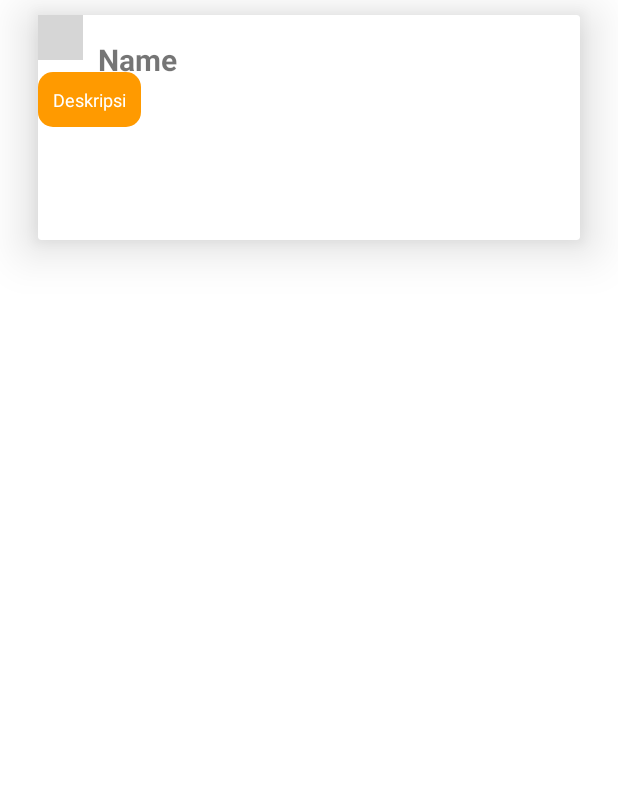
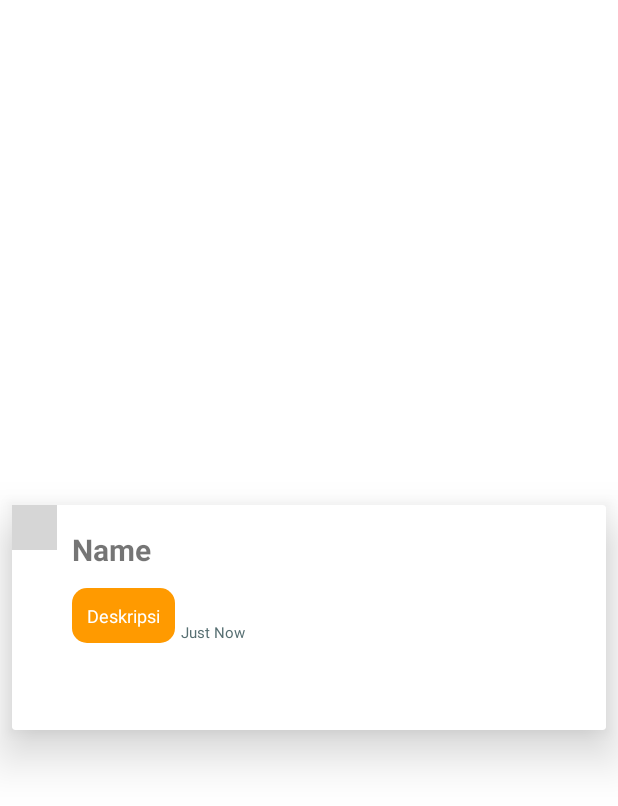
Before and after one commit to sndff/what-dish-today, an Android app: the layout review.xml on its own in the app's theme, with its tools: preview values and no code run, on a phone screen of 412 x 824 dp. Shown: the top 806 px of the screen. Run offline under Robolectric (Android 15) with nearby library versions, the phone set to English and light mode, and no system bars; grey boxes are pictures that could not be loaded.

Commit message:
benerin tampilan review

```diff
--- a/app/src/main/java/com/c22_067/whatdishtoday/data/Review.kt
+++ b/app/src/main/java/com/c22_067/whatdishtoday/data/Review.kt
@@ -1,6 +1,7 @@
 package com.c22_067.whatdishtoday.data
 
 data class Review(
+//    val id: String? = null,
     val text: String? = null,
     val name: String? = null,
     val photoUrl: String? = null,
--- a/app/src/main/java/com/c22_067/whatdishtoday/ui/detail/ReviewFragment.kt
+++ b/app/src/main/java/com/c22_067/whatdishtoday/ui/detail/ReviewFragment.kt
@@ -44,6 +44,7 @@ class ReviewFragment : Fragment() {
         binding.sendButton.setOnClickListener {
             val friendlyReview = Review(
                 binding.messageEditText.text.toString(),
+//                firebaseUser?.tenantId.toString(),
                 firebaseUser?.displayName.toString(),
                 firebaseUser?.photoUrl.toString(),
                 Date().time
--- a/app/src/main/java/com/c22_067/whatdishtoday/ui/detail/adapter/ReviewAdapter.kt
+++ b/app/src/main/java/com/c22_067/whatdishtoday/ui/detail/adapter/ReviewAdapter.kt
@@ -1,5 +1,6 @@
 package com.c22_067.whatdishtoday.ui.detail.adapter
 
+import android.text.format.DateUtils
 import android.view.LayoutInflater
 import android.view.ViewGroup
 import android.widget.TextView
@@ -29,13 +30,14 @@ class ReviewAdapter(
 
     inner class ReviewViewHolder(private val binding: ReviewBinding) : RecyclerView.ViewHolder(binding.root) {
         fun bind(item: Review) {
-            binding.tvItemName.text = item.text
+            binding.tvItemName.text = item.name
             Glide.with(itemView.context)
                 .load(item.photoUrl)
                 .circleCrop()
                 .into(binding.imgItemProfil)
-            binding.tvItemDescription.text = item.name
-            setTextColor(item.name, binding.tvItemDescription)
+            binding.tvItemDescription.text = item.text
+            setTextColor(item.text, binding.tvItemDescription)
+            binding.tvTimestamp.text = item.timestamp?.let { DateUtils.getRelativeTimeSpanString(it) }
         }
 
         private fun setTextColor(userName: String?, textView: TextView) {
--- a/app/src/main/res/layout/fragment_review.xml
+++ b/app/src/main/res/layout/fragment_review.xml
@@ -8,7 +8,7 @@
     <androidx.recyclerview.widget.RecyclerView
         android:id="@+id/rv_resep"
         android:layout_width="match_parent"
-        android:layout_height="match_parent"
+        android:layout_height="665dp"
         android:transitionName="data"
         tools:listitem="@layout/review" />
 
--- a/app/src/main/res/layout/review.xml
+++ b/app/src/main/res/layout/review.xml
@@ -4,10 +4,11 @@
     xmlns:tools="http://schemas.android.com/tools"
     android:layout_width="match_parent"
     android:layout_height="150dp"
-    android:layout_marginStart="25dp"
-    android:layout_marginTop="10dp"
-    android:layout_marginEnd="25dp"
-    android:layout_marginBottom="10dp"
+    android:layout_gravity="center"
+    android:layout_marginLeft="8dp"
+    android:layout_marginTop="4dp"
+    android:layout_marginRight="8dp"
+    android:layout_marginBottom="4dp"
     app:cardElevation="20dp">
 
     <androidx.constraintlayout.widget.ConstraintLayout
@@ -42,17 +43,33 @@
             android:id="@+id/tv_item_description"
             android:layout_width="wrap_content"
             android:layout_height="wrap_content"
-            android:layout_marginTop="8dp"
+            android:layout_marginStart="40dp"
+            android:layout_marginEnd="20dp"
+            android:layout_marginTop="12dp"
             android:background="@drawable/review_yellow"
             android:maxWidth="250dp"
             android:padding="10dp"
             android:textAppearance="?android:attr/textAppearanceMedium"
             android:textColor="@android:color/white"
             android:textSize="12sp"
-            app:layout_constraintTop_toBottomOf="@+id/img_item_profil"
+            app:layout_constraintStart_toStartOf="parent"
+            app:layout_constraintTop_toBottomOf="@+id/tv_item_name"
             tools:ignore="MissingConstraints"
-            tools:layout_editor_absoluteX="40dp"
             tools:text="@string/deskripsi" />
+
+        <TextView
+            android:id="@+id/tvTimestamp"
+            android:layout_width="wrap_content"
+            android:layout_height="wrap_content"
+            android:layout_gravity="bottom"
+            android:layout_marginStart="4dp"
+            android:layout_marginTop="72dp"
+            android:maxLines="1"
+            android:textSize="10sp"
+            android:textColor="@color/darkGreen"
+            app:layout_constraintBottom_toBottomOf="@+id/tv_item_description"
+            app:layout_constraintStart_toEndOf="@+id/tv_item_description"
+            tools:text="Just Now" />
 
 
     </androidx.constraintlayout.widget.ConstraintLayout>
```
